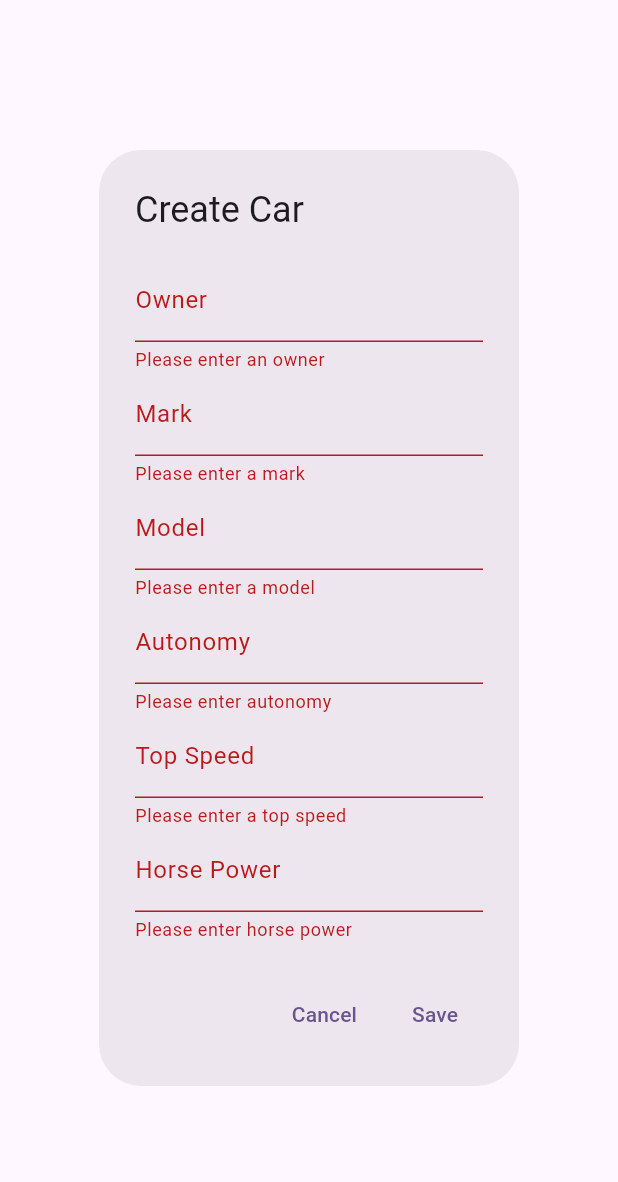
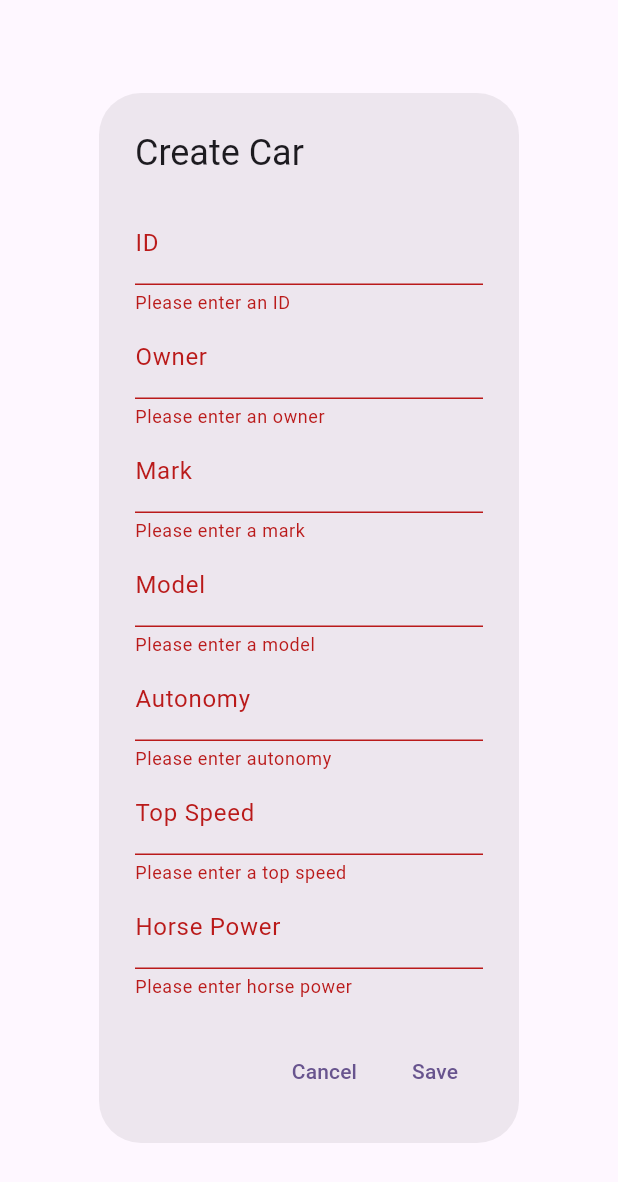
Before and after one commit to LuisVad/frontend_app9c, a Flutter app: the CarForm widget shown alone on an empty page, opened directly, after a tap on "Save", on a phone screen of 412 x 824 dp. Shown: the top 1182 px of the screen. Run offline on Flutter 3.47's test engine with Material 3 defaults, Android fonts, the phone set to English and light mode, and no system bars; our stand-ins replace bloc, equatable, flutter_bloc; network calls fail.

Commit message:
[ADD] Front Listo

```diff
--- a/lib/presentation/cubit/car_cubit.dart
+++ b/lib/presentation/cubit/car_cubit.dart
@@ -20,6 +20,9 @@ class CarCubit extends Cubit<CarState> {
   }
 
   Future<void> updateCar(CarModel car) async {
+    if (car.id == null) {
+      throw Exception('Car id is required for update');
+    }
     try {
       emit(CarLoading());
       await carRepository.updateCar(car);
--- a/lib/presentation/screens/car_crud.dart
+++ b/lib/presentation/screens/car_crud.dart
@@ -135,6 +135,7 @@ class CarForm extends StatefulWidget {
 
 class _CarFormState extends State<CarForm> {
   final _formKey = GlobalKey<FormState>();
+  late TextEditingController _idController;
   late TextEditingController _ownerController;
   late TextEditingController _markController;
   late TextEditingController _modelController;
@@ -145,6 +146,7 @@ class _CarFormState extends State<CarForm> {
   @override
   void initState() {
     super.initState();
+    _idController = TextEditingController(text: widget.car?.id ?? '');
     _ownerController = TextEditingController(text: widget.car?.owner ?? '');
     _markController = TextEditingController(text: widget.car?.mark ?? '');
     _modelController = TextEditingController(text: widget.car?.model ?? '');
@@ -164,6 +166,16 @@ class _CarFormState extends State<CarForm> {
         child: Column(
           mainAxisSize: MainAxisSize.min,
           children: [
+            TextFormField(
+              controller: _idController,
+              decoration: const InputDecoration(labelText: 'ID'),
+              validator: (value) {
+                if (value == null || value.isEmpty) {
+                  return 'Please enter an ID';
+                }
+                return null;
+              },
+            ),
             TextFormField(
               controller: _ownerController,
               decoration: const InputDecoration(labelText: 'Owner'),
@@ -239,7 +251,7 @@ class _CarFormState extends State<CarForm> {
           onPressed: () {
             if (_formKey.currentState!.validate()) {
               final car = CarModel(
-                id: widget.car?.id,
+                id: _idController.text, // Usa el valor del ID del formulario
                 owner: _ownerController.text,
                 mark: _markController.text,
                 model: _modelController.text,
```
Also changed, not shown: lib/data/repository/car_repository.dart (+22 -7 lines), pubspec.lock.
